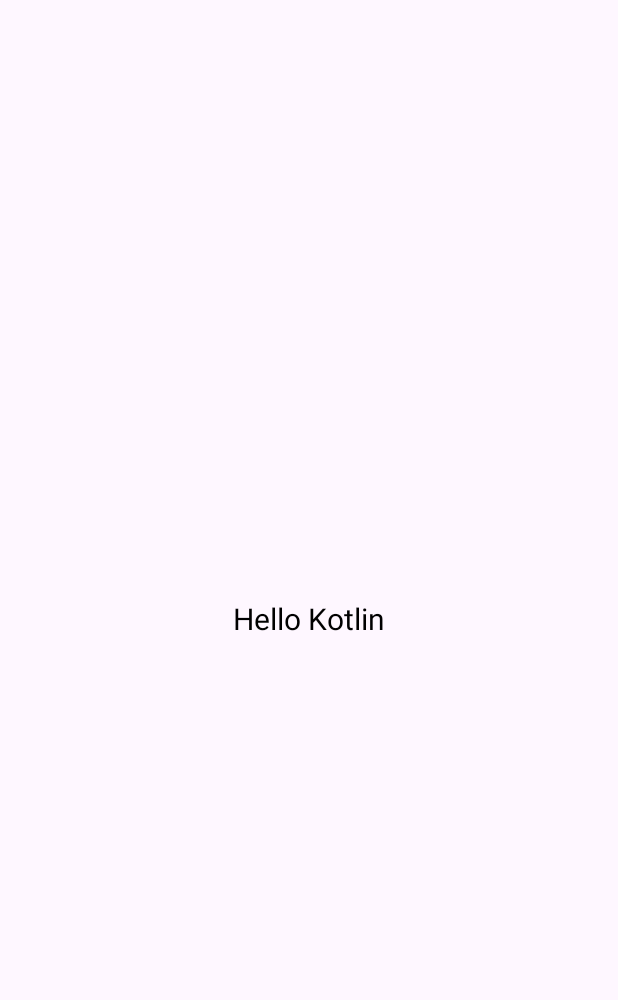
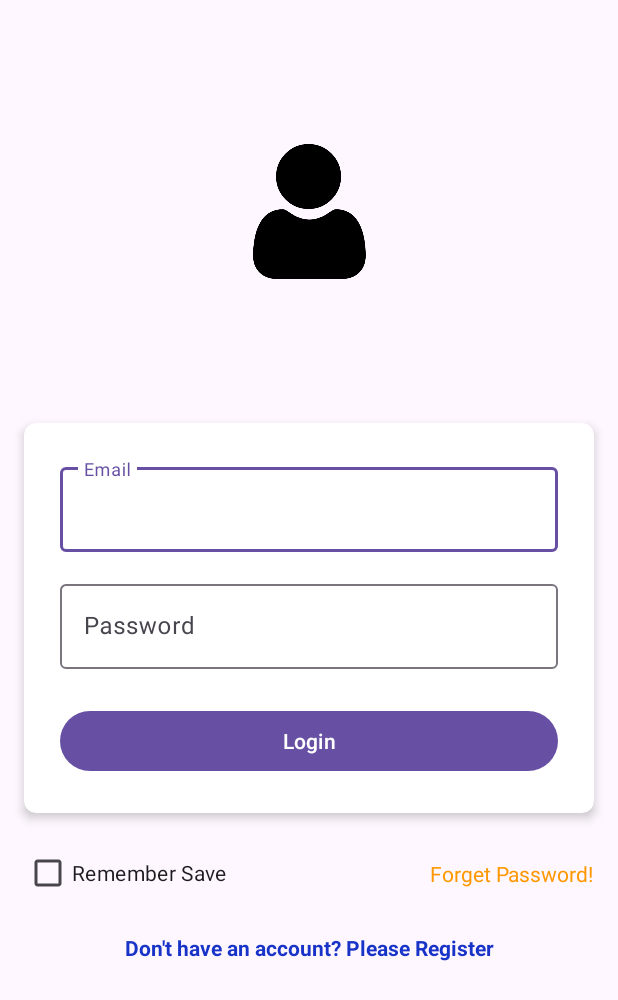
Before and after one commit to Aung-Thu-Khant/WeatherDemo, an Android app: the screen it shows after launch (MainActivity before the commit, Login after it), on a phone screen of 412 x 824 dp. Before the commit the part shown is almost empty. Shown: the top 1000 px of the screen. Run offline under Robolectric (Android 15) with nearby library versions, the phone set to English and light mode, and no system bars.

Commit message:
Auth Screen Design

```diff
--- /dev/null
+++ b/app/src/main/java/com/example/weatherdemo/view/auth/Login.kt
@@ -0,0 +1,21 @@
+package com.example.weatherdemo.view.auth
+
+import android.os.Bundle
+import androidx.activity.enableEdgeToEdge
+import androidx.appcompat.app.AppCompatActivity
+import androidx.core.view.ViewCompat
+import androidx.core.view.WindowInsetsCompat
+import com.example.weatherdemo.R
+
+class Login : AppCompatActivity() {
+    override fun onCreate(savedInstanceState: Bundle?) {
+        super.onCreate(savedInstanceState)
+        enableEdgeToEdge()
+        setContentView(R.layout.activity_login)
+        ViewCompat.setOnApplyWindowInsetsListener(findViewById(R.id.main)) { v, insets ->
+            val systemBars = insets.getInsets(WindowInsetsCompat.Type.systemBars())
+            v.setPadding(systemBars.left, systemBars.top, systemBars.right, systemBars.bottom)
+            insets
+        }
+    }
+}
--- /dev/null
+++ b/app/src/main/res/layout/activity_login.xml
@@ -0,0 +1,105 @@
+<?xml version="1.0" encoding="utf-8"?>
+<androidx.constraintlayout.widget.ConstraintLayout xmlns:android="http://schemas.android.com/apk/res/android"
+    xmlns:app="http://schemas.android.com/apk/res-auto"
+    xmlns:tools="http://schemas.android.com/tools"
+    android:id="@+id/main"
+    android:layout_width="match_parent"
+    android:layout_height="match_parent"
+    tools:context=".view.auth.Login">
+
+    <androidx.cardview.widget.CardView
+        android:id="@+id/cardView"
+        android:layout_width="0dp"
+        android:layout_height="wrap_content"
+        android:layout_margin="16dp"
+        app:cardCornerRadius="8dp"
+        app:cardElevation="4dp"
+        app:layout_constraintBottom_toBottomOf="parent"
+        app:layout_constraintEnd_toEndOf="parent"
+        app:layout_constraintStart_toStartOf="parent"
+        app:layout_constraintTop_toTopOf="parent">
+
+        <LinearLayout
+            android:layout_width="match_parent"
+            android:layout_height="wrap_content"
+            android:orientation="vertical"
+            android:padding="24dp">
+
+            <com.google.android.material.textfield.TextInputLayout
+                android:layout_width="match_parent"
+                android:layout_height="wrap_content"
+                android:hint="Email">
+
+                <com.google.android.material.textfield.TextInputEditText
+                    android:id="@+id/etEmail"
+                    android:layout_width="match_parent"
+                    android:layout_height="wrap_content"
+                    android:inputType="textEmailAddress" />
+            </com.google.android.material.textfield.TextInputLayout>
+
+            <com.google.android.material.textfield.TextInputLayout
+                android:layout_width="match_parent"
+                android:layout_height="wrap_content"
+                android:layout_marginTop="16dp"
+                android:hint="Password">
+
+                <com.google.android.material.textfield.TextInputEditText
+                    android:id="@+id/etPassword"
+                    android:layout_width="match_parent"
+                    android:layout_height="wrap_content"
+                    android:inputType="textPassword" />
+            </com.google.android.material.textfield.TextInputLayout>
+
+            <Button
+                android:id="@+id/btnLogin"
+                android:layout_width="match_parent"
+                android:layout_height="wrap_content"
+                android:layout_marginTop="24dp"
+                android:text="Login" />
+
+        </LinearLayout>
+
+    </androidx.cardview.widget.CardView>
+
+    <ImageView
+        android:id="@+id/imageView"
+        android:layout_width="138dp"
+        android:layout_height="90dp"
+        app:layout_constraintBottom_toTopOf="@+id/cardView"
+        app:layout_constraintEnd_toEndOf="parent"
+        app:layout_constraintStart_toStartOf="parent"
+        app:layout_constraintTop_toTopOf="parent"
+        app:srcCompat="@drawable/profile" />
+
+    <CheckBox
+        android:id="@+id/chLoginSave"
+        android:layout_width="wrap_content"
+        android:layout_height="wrap_content"
+        android:layout_marginTop="16dp"
+        android:text="Remember Save"
+        app:layout_constraintStart_toStartOf="@+id/cardView"
+        app:layout_constraintTop_toBottomOf="@+id/cardView" />
+
+    <TextView
+        android:id="@+id/txtForget"
+        android:layout_width="wrap_content"
+        android:layout_height="wrap_content"
+        android:text="Forget Password!"
+        android:textColor="#FF9800"
+        app:layout_constraintBottom_toBottomOf="@+id/chLoginSave"
+        app:layout_constraintEnd_toEndOf="@+id/cardView"
+        app:layout_constraintTop_toTopOf="@+id/chLoginSave" />
+
+    <TextView
+        android:id="@+id/txtRegister"
+        android:layout_width="wrap_content"
+        android:layout_height="wrap_content"
+        android:layout_marginTop="16dp"
+        android:text="Don't have an account? Please Register"
+        app:layout_constraintEnd_toEndOf="parent"
+        android:textColor="#1833C7"
+        android:textStyle="bold"
+        app:layout_constraintStart_toStartOf="parent"
+        app:layout_constraintTop_toBottomOf="@+id/chLoginSave" />
+
+</androidx.constraintlayout.widget.ConstraintLayout>
```
Also changed, not shown: app/src/main/AndroidManifest.xml (+9 -0 lines), app/src/main/java/com/example/weatherdemo/view/auth/ForgetPassword.kt (added, +21 -0 lines), app/src/main/java/com/example/weatherdemo/view/auth/SignUp.kt (added, +21 -0 lines), app/src/main/res/layout/activity_forget_password.xml (added, +79 -0 lines), app/src/main/res/layout/activity_main.xml (+68 -5 lines), app/src/main/res/layout/activity_sign_up.xml (added, +112 -0 lines), app/src/main/res/drawable/profile.png (added).
